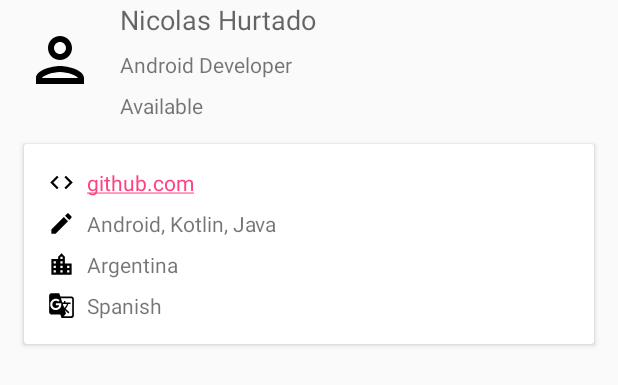
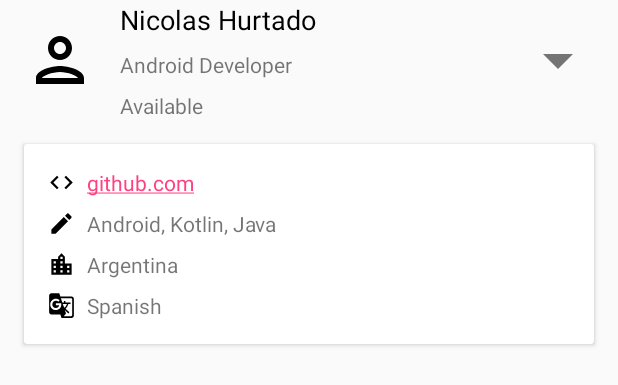
Before and after one commit to nicolashleon/PagerApp, an Android app: the layout item_team_member.xml on its own in the app's theme, with its tools: preview values and no code run, on a phone screen of 412 x 824 dp. Shown: the top 385 px of the screen. Run offline under Robolectric (Android 15) with nearby library versions, the phone set to English and light mode, and no system bars.

Commit message:
Added final adjustments to the UI: including the drop down option to display/hide the extra information about the team members

```diff
--- a/app/src/main/java/com/pager/teamapp/ui/TeamItemDecoration.kt
+++ b/app/src/main/java/com/pager/teamapp/ui/TeamItemDecoration.kt
@@ -9,6 +9,7 @@ class TeamItemDecoration : RecyclerView.ItemDecoration() {
 
     override fun getItemOffsets(outRect: Rect?, view: View?, parent: RecyclerView?, state: RecyclerView.State?) {
         super.getItemOffsets(outRect, view, parent, state)
-        outRect?.top = view?.resources?.getDimensionPixelOffset(R.dimen.item_decoration_offset) ?: 0
+        outRect?.top = view?.resources?.getDimensionPixelOffset(R.dimen.half_margin) ?: 0
+        outRect?.bottom = view?.resources?.getDimensionPixelOffset(R.dimen.half_margin) ?: 0
     }
 }
--- /dev/null
+++ b/app/src/main/res/drawable/ic_drop_down_arrow_24dp.xml
@@ -0,0 +1,12 @@
+<?xml version="1.0" encoding="utf-8"?>
+<vector xmlns:android="http://schemas.android.com/apk/res/android"
+    android:width="24dp"
+    android:height="24dp"
+    android:viewportHeight="24"
+    android:viewportWidth="24">
+
+    <path
+        android:fillColor="#747474"
+        android:pathData="M7 10l5 5 5-5z" />
+    <path android:pathData="M0 0h24v24H0z" />
+</vector>
--- /dev/null
+++ b/app/src/main/res/drawable/ic_drop_up_arrow_24dp.xml
@@ -0,0 +1,12 @@
+<?xml version="1.0" encoding="utf-8"?>
+<vector xmlns:android="http://schemas.android.com/apk/res/android"
+    android:width="24dp"
+    android:height="24dp"
+    android:viewportHeight="24"
+    android:viewportWidth="24">
+
+    <path
+        android:fillColor="#747474"
+        android:pathData="M7 14l5-5 5 5z" />
+    <path android:pathData="M0 0h24v24H0z" />
+</vector>
--- /dev/null
+++ b/app/src/main/res/drawable/selector_drop_arrows.xml
@@ -0,0 +1,5 @@
+<?xml version="1.0" encoding="utf-8"?>
+<selector xmlns:android="http://schemas.android.com/apk/res/android">
+    <item android:drawable="@drawable/ic_drop_down_arrow_24dp" android:state_selected="false"/>
+    <item android:drawable="@drawable/ic_drop_up_arrow_24dp" android:state_selected="true" />
+</selector>
--- a/app/src/main/res/layout/item_team_member.xml
+++ b/app/src/main/res/layout/item_team_member.xml
@@ -12,14 +12,26 @@
 
         <ImageView
             android:id="@+id/imageView"
-            android:layout_width="48dp"
-            android:layout_height="@dimen/team_member_picture_size"
+            android:layout_width="@dimen/ic_dimen_48dp"
+            android:layout_height="@dimen/ic_dimen_48dp"
             android:layout_margin="@dimen/normal_margin"
             android:src="@drawable/ic_avatar_outline_48dp"
             app:layout_constraintBottom_toBottomOf="parent"
             app:layout_constraintEnd_toEndOf="parent"
             app:layout_constraintHorizontal_bias="0.0"
             app:layout_constraintStart_toStartOf="parent"
+            app:layout_constraintTop_toTopOf="parent"
+            app:layout_constraintVertical_bias="0.5" />
+
+        <Button
+            android:id="@+id/dropButton"
+            android:layout_width="@dimen/ic_dimen_48dp"
+            android:layout_height="@dimen/ic_dimen_48dp"
+            android:layout_margin="@dimen/normal_margin"
+            android:background="@drawable/selector_drop_arrows"
+            app:layout_constraintBottom_toBottomOf="parent"
+            app:layout_constraintEnd_toEndOf="parent"
+            app:layout_constraintStart_toEndOf="@id/nameRoleLayout"
             app:layout_constraintTop_toTopOf="parent"
             app:layout_constraintVertical_bias="0.5" />
 
@@ -32,13 +44,13 @@
             android:layout_marginStart="@dimen/normal_margin"
             android:orientation="vertical"
             app:layout_constraintBottom_toBottomOf="parent"
-            app:layout_constraintEnd_toEndOf="parent"
-            app:layout_constraintHorizontal_bias="0.0"
+            app:layout_constraintEnd_toStartOf="@id/dropButton"
             app:layout_constraintStart_toEndOf="@id/imageView"
             app:layout_constraintTop_toTopOf="parent">
 
             <TextView
                 android:id="@+id/nameTextView"
+                android:textColor="@android:color/black"
                 style="@style/Base.TextAppearance.AppCompat.Medium"
                 android:layout_width="match_parent"
                 android:layout_height="wrap_content"
--- a/app/src/main/res/values/dimens.xml
+++ b/app/src/main/res/values/dimens.xml
@@ -1,6 +1,5 @@
 <resources>
     <dimen name="normal_margin">16dp</dimen>
     <dimen name="half_margin">8dp</dimen>
-    <dimen name="team_member_picture_size">48dp</dimen>
-    <dimen name="item_decoration_offset">16dp</dimen>
+    <dimen name="ic_dimen_48dp">48dp</dimen>
 </resources>
```
Also changed, not shown: app/src/main/java/com/pager/teamapp/ui/activities/TeamActivity.kt (+4 -3 lines), app/src/main/java/com/pager/teamapp/ui/adapters/TeamMembersAdapter.kt (+8 -2 lines), app/src/main/java/com/pager/teamapp/ui/delegates/TeamMembersDelegateAdapter.kt (+32 -9 lines).
